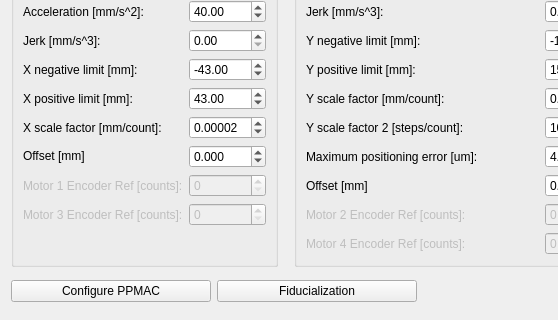
This is movingwire/gui/ui/ppmacwidget.ui in lnls-ima/moving-wire-control as Qt 5 draws it before an edit; both pictures show x 0 to 558 and y 529 to 849 of the 800 by 849 pixel window. The edited form follows.
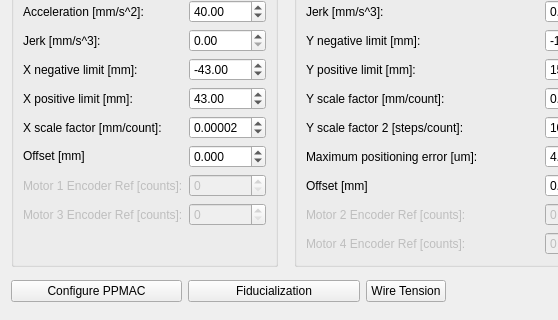
This is the edited form. Icons and pictures are not drawn.

The edit to the form file:
```diff
--- a/movingwire/gui/ui/ppmacwidget.ui
+++ b/movingwire/gui/ui/ppmacwidget.ui
@@ -7,7 +7,7 @@
     <x>0</x>
     <y>0</y>
     <width>800</width>
-    <height>786</height>
+    <height>812</height>
    </rect>
   </property>
   <property name="windowTitle">
@@ -1108,6 +1108,13 @@
        </property>
       </widget>
      </item>
+     <item>
+      <widget class="QPushButton" name="pbt_wire_tension">
+       <property name="text">
+        <string>Wire Tension</string>
+       </property>
+      </widget>
+     </item>
      <item>
       <spacer name="horizontalSpacer">
        <property name="orientation">
```
